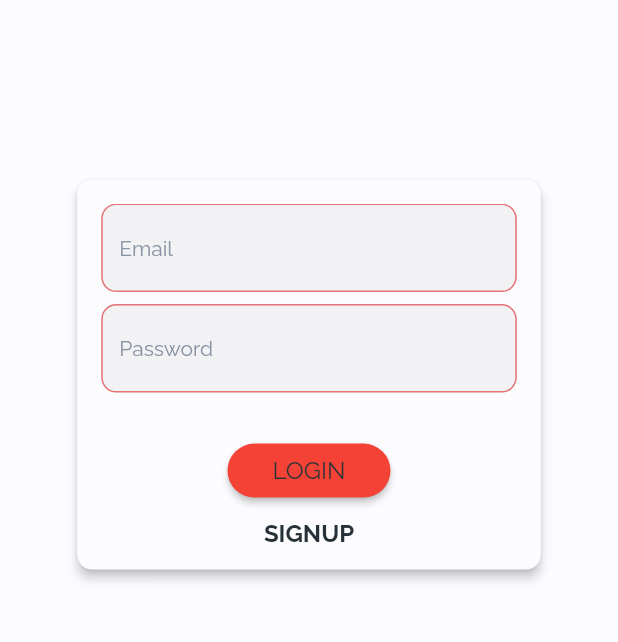
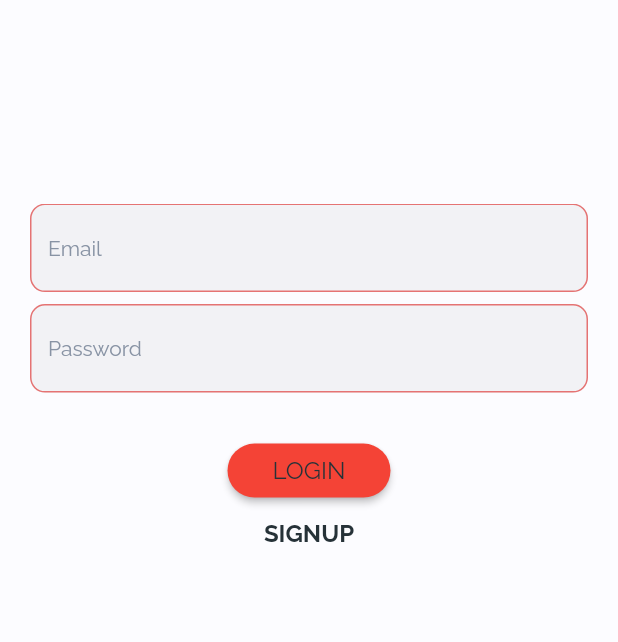
Before and after one commit to michaeldadzie/Commerce, a Flutter app: the AuthScreen screen opened by its route, on a phone screen of 412 x 824 dp, the part 150-792 px from its top. Run offline on Flutter 3.47's test engine with Material 2 defaults, Android fonts, the phone set to English and light mode, and no system bars; our stand-ins replace flutter_icons, flutter_screenutil, google_fonts, shared_preferences; accounts and stored records are empty.

Commit message:
Improved UI code

```diff
--- a/lib/features/user_authentication/presentation/widgets/auth_card.dart
+++ b/lib/features/user_authentication/presentation/widgets/auth_card.dart
@@ -161,10 +161,11 @@ class _AuthCardState extends State<AuthCard>
   Widget build(BuildContext context) {
     final deviceSize = MediaQuery.of(context).size;
     return Card(
+      color: Theme.of(context).cardColor,
       shape: RoundedRectangleBorder(
         borderRadius: BorderRadius.circular(10.0),
       ),
-      elevation: 3,
+      elevation: 0,
       child: AnimatedBuilder(
         animation: _heighAnimation,
         builder: (ctx, ch) => Container(
@@ -173,7 +174,7 @@ class _AuthCardState extends State<AuthCard>
             constraints: BoxConstraints(
               minHeight: _heighAnimation.value.height,
             ),
-            width: deviceSize.width * 0.75,
+            width: MediaQuery.of(context).size.width,
             padding: EdgeInsets.all(16.0),
             child: ch),
         child: Form(
```
